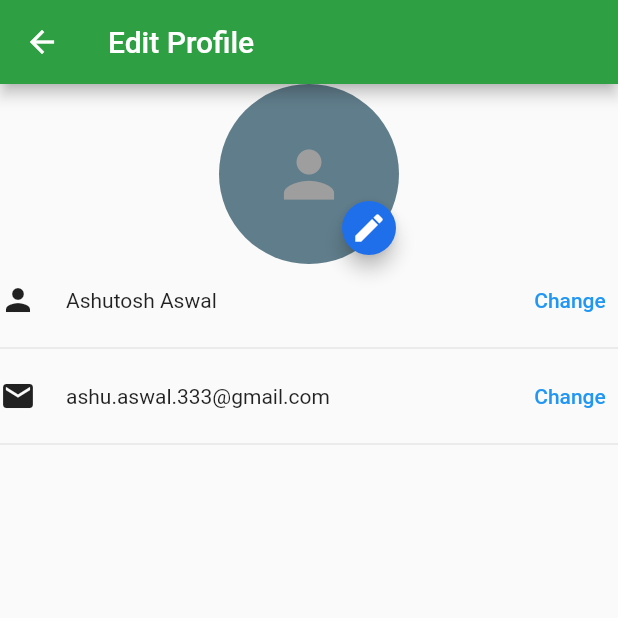
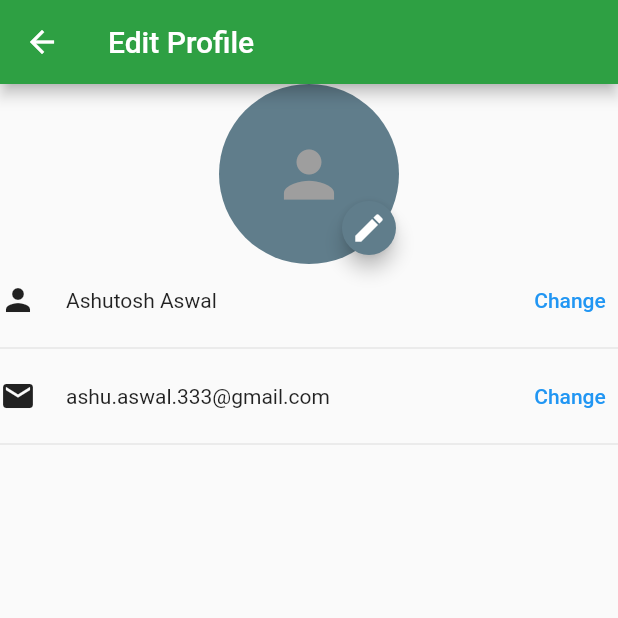
Before and after one commit to Aswal-Ashutosh/Hi-Mobile-App, a Flutter app: the HomeScreen screen opened by its route, in the side drawer, after a tap on the "edit" icon, on a phone screen of 412 x 824 dp, the top half of it. Run offline on Flutter 3.47's test engine with Material 2 defaults, Android fonts, the phone set to English and light mode, and no system bars; our stand-ins replace cloud_firestore, firebase_auth, firebase_core, firebase_storage, image_picker; accounts and stored records are empty.

Commit message:
Change Edit Button Color to Grey and Replace Drawer ListView  by Column

```diff
--- a/lib/screens/edit_profile/edit_profile_screen.dart
+++ b/lib/screens/edit_profile/edit_profile_screen.dart
@@ -32,7 +32,7 @@ class EditProfileScreen extends StatelessWidget {
                     onPressed: () {
                       FirebaseService.pickAndUploadProfileImage();
                     },
-                    color: kSecondaryColor,
+                    color: Colors.blueGrey,
                   ),
                   right: 0,
                   bottom: 0,
--- a/lib/screens/home/home_screen.dart
+++ b/lib/screens/home/home_screen.dart
@@ -78,10 +78,11 @@ class HomeScreen extends StatelessWidget {
                 title: Text('Hi'),
                 automaticallyImplyLeading: false,
                 backgroundColor: kPrimaryColor),
-            body: ListView(
+            body: Padding(
                 padding: EdgeInsets.symmetric(
                   horizontal: kDefaultPadding / 2.0,
                   vertical: kDefaultPadding / 4.0),
+              child: Column(
                 children: [
                   ProfilePictureStreamBuilder(
                     stream: FirebaseFirestore.instance
@@ -105,12 +106,13 @@ class HomeScreen extends StatelessWidget {
                       icon: Icons.edit,
                       onPressed: () =>
                           Navigator.pushNamed(context, EditProfileScreen.id),
-                    color: kSecondaryColor),
+                      color: Colors.blueGrey),
                   Divider(
                     color: Colors.grey,
                   ),
                   PrimaryButton(displayText: 'Sign Out', onPressed: () {})
                 ],
+              ),
             ),
           ),
         ),
```
Lines whose indentation alone changed are shown as unchanged.
